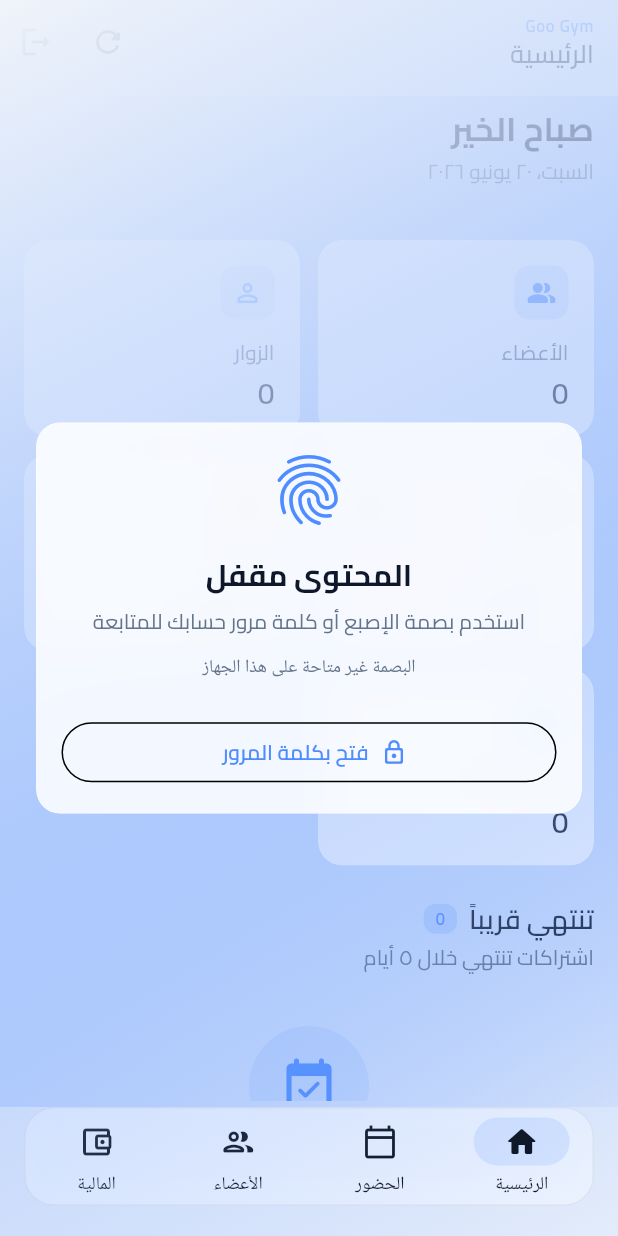
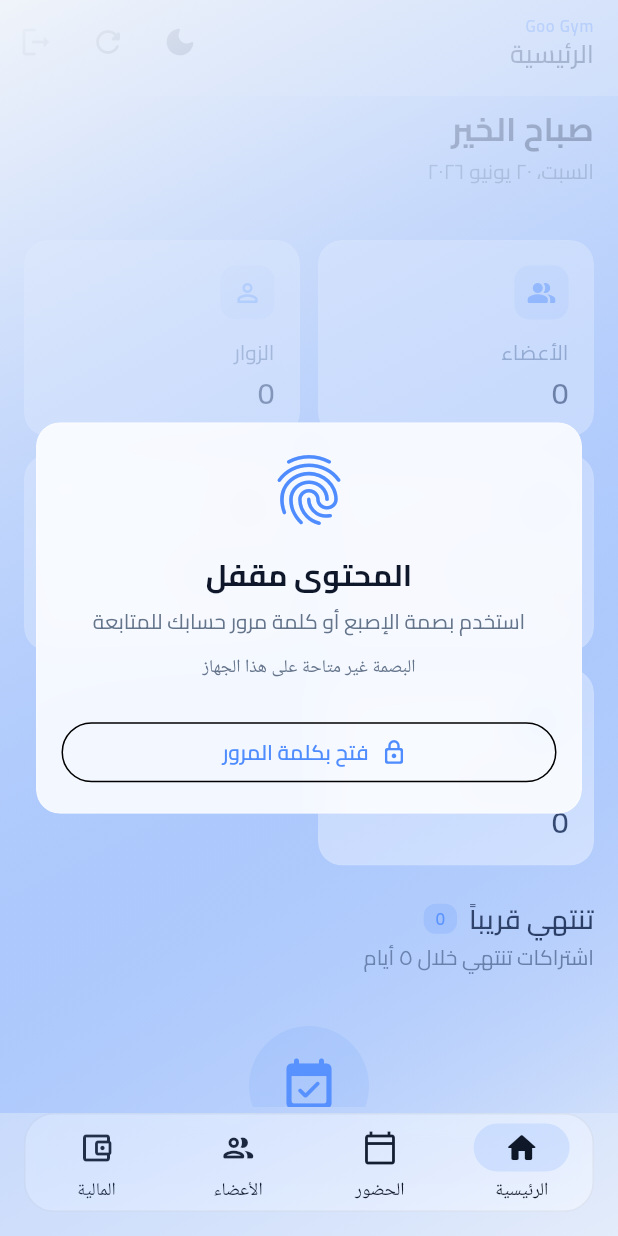
Before and after one commit to sherifElawdey/goo-gym-management, a Flutter app: the screen it shows once a user with an empty profile is signed in, on a phone screen of 412 x 824 dp. Run offline on Flutter 3.47's test engine with Material 3 defaults, Android fonts, the phone set to English and light mode, and no system bars; our stand-ins replace cloud_firestore, equatable, firebase_auth, firebase_core, firebase_messaging, fl_chart and 6 more; accounts and stored records are empty.

Commit message:
Add gender management and biometric authentication features
- Introduced gender selection functionality in user profiles and filters.
- Implemented biometric authentication for app security.
- Updated various files to support gender-based revenue tracking and user management.
- Added localization for new gender-related strings.

```diff
--- /dev/null
+++ b/lib/core/widgets/theme_mode_icon_buttons.dart
@@ -0,0 +1,24 @@
+import 'package:flutter/material.dart';
+import 'package:get/get.dart';
+import 'package:gym_pro_manager/core/controllers/theme_controller.dart';
+import 'package:gym_pro_manager/core/l10n/l10n_ext.dart';
+
+/// Single app-bar control that toggles light/dark theme.
+class ThemeModeIconButtons extends StatelessWidget {
+  const ThemeModeIconButtons({super.key});
+
+  @override
+  Widget build(BuildContext context) {
+    final l10n = context.l10n;
+    final controller = Get.find<ThemeController>();
+
+    return Obx(() {
+      final isDark = controller.isDark;
+      return IconButton(
+        onPressed: controller.toggleTheme,
+        icon: Icon(isDark ? Icons.light_mode_rounded : Icons.dark_mode_rounded),
+        tooltip: isDark ? l10n.themeLight : l10n.themeDark,
+      );
+    });
+  }
+}
--- a/lib/domain/entities/models.dart
+++ b/lib/domain/entities/models.dart
@@ -6,7 +6,7 @@ extension UserGenderFirestore on UserGender {
   String get firestoreValue => name;
 
   static UserGender fromFirestore(String? value) =>
-      value == 'female' ? UserGender.female : UserGender.male;
+      value?.trim().toLowerCase() == 'female' ? UserGender.female : UserGender.male;
 }
 
 class GymUser extends Equatable {
@@ -175,6 +175,8 @@ class GenderRevenueBreakdown extends Equatable {
 class DashboardStats extends Equatable {
   const DashboardStats({
     required this.totalMembers,
+    required this.maleMembers,
+    required this.femaleMembers,
     required this.totalNonMembers,
     required this.monthlyRevenue,
     required this.currentBalance,
@@ -183,6 +185,8 @@ class DashboardStats extends Equatable {
   });
 
   final int totalMembers;
+  final int maleMembers;
+  final int femaleMembers;
   final int totalNonMembers;
   final double monthlyRevenue;
   final double currentBalance;
@@ -192,6 +196,8 @@ class DashboardStats extends Equatable {
   @override
   List<Object?> get props => [
         totalMembers,
+        maleMembers,
+        femaleMembers,
         totalNonMembers,
         monthlyRevenue,
         currentBalance,
--- a/lib/domain/repositories/gym_repository.dart
+++ b/lib/domain/repositories/gym_repository.dart
@@ -40,7 +40,11 @@ abstract class GymRepository {
     required DateTime now,
   });
 
-  Future<List<GymUser>> loadUsers({String query = '', String filter = 'all'});
+  Future<List<GymUser>> loadUsers({
+    String query = '',
+    String filter = 'all',
+    String genderFilter = 'all',
+  });
 
   Future<void> addMember({
     required String name,
--- a/lib/features/dashboard/presentation/screens/home_dashboard_screen.dart
+++ b/lib/features/dashboard/presentation/screens/home_dashboard_screen.dart
@@ -3,8 +3,6 @@ import 'package:flutter_bloc/flutter_bloc.dart';
 import 'package:gym_pro_manager/core/l10n/l10n_ext.dart';
 import 'package:gym_pro_manager/core/theme/app_colors.dart';
 import 'package:gym_pro_manager/core/theme/app_spacing.dart';
-import 'package:gym_pro_manager/core/utils/app_logger.dart';
-import 'package:gym_pro_manager/core/utils/currency_formatter.dart';
 import 'package:gym_pro_manager/core/widgets/app_bottom_sheet.dart';
 import 'package:gym_pro_manager/core/widgets/app_empty_state.dart';
 import 'package:gym_pro_manager/core/widgets/app_error_view.dart';
@@ -15,8 +13,6 @@ import 'package:gym_pro_manager/core/widgets/kpi_stat_card.dart';
 import 'package:gym_pro_manager/domain/entities/models.dart';
 import 'package:gym_pro_manager/domain/repositories/gym_repository.dart';
 import 'package:gym_pro_manager/features/dashboard/presentation/cubit/dashboard_cubit.dart';
-import 'package:gym_pro_manager/features/dashboard/presentation/screens/kpi/kpi_balance_detail_screen.dart';
-import 'package:gym_pro_manager/features/dashboard/presentation/screens/kpi/kpi_revenue_detail_screen.dart';
 import 'package:gym_pro_manager/features/dashboard/presentation/screens/kpi/kpi_today_attendance_detail_screen.dart';
 import 'package:gym_pro_manager/features/dashboard/presentation/screens/kpi/kpi_users_list_detail_screen.dart';
 import 'package:gym_pro_manager/features/users/presentation/cubit/users_cubit.dart';
@@ -31,13 +27,11 @@ class HomeDashboardScreen extends StatefulWidget {
     required this.usersCubit,
     required this.onOpenMembersTab,
     required this.onOpenAttendanceTab,
-    required this.onOpenFinanceTab,
   });
 
   final UsersCubit usersCubit;
   final void Function(String filter) onOpenMembersTab;
   final VoidCallback onOpenAttendanceTab;
-  final VoidCallback onOpenFinanceTab;
 
   @override
   State<HomeDashboardScreen> createState() => _HomeDashboardScreenState();
@@ -240,31 +234,47 @@ class _HomeDashboardScreenState extends State<HomeDashboardScreen> {
                       ),
                     ),
                     (
-                      l10n.revenue,
-                      CurrencyFormatter.format(stats.monthlyRevenue),
-                      Icons.trending_up_rounded,
-                      AppColors.accentGreen,
-                      l10n.trendUp,
+                      l10n.maleMembers,
+                      '${stats.maleMembers}',
+                      Icons.male_rounded,
+                      AppColors.primary,
+                      null,
                       null,
                       () => Navigator.push(
                         context,
                         MaterialPageRoute<void>(
-                          builder: (_) => const KpiRevenueDetailScreen(),
+                          builder: (_) => KpiUsersListDetailScreen(
+                            title: l10n.maleMembers,
+                            filter: 'members',
+                            genderFilter: 'male',
+                            usersCubit: widget.usersCubit,
+                            onOpenMembersTab: () {
+                              widget.usersCubit.setMembersGenderFilter('male');
+                              widget.onOpenMembersTab('members');
+                            },
+                          ),
                         ),
                       ),
                     ),
                     (
-                      l10n.balance,
-                      CurrencyFormatter.format(stats.currentBalance),
-                      Icons.account_balance_wallet_rounded,
-                      AppColors.accentAmber,
+                      l10n.femaleMembers,
+                      '${stats.femaleMembers}',
+                      Icons.female_rounded,
+                      AppColors.accentRed,
                       null,
-                      stats.currentBalance >= 0 ? AppColors.accentGreen : AppColors.accentRed,
+                      null,
                       () => Navigator.push(
                         context,
                         MaterialPageRoute<void>(
-                          builder: (_) => KpiBalanceDetailScreen(
-                            onOpenFinanceTab: widget.onOpenFinanceTab,
+                          builder: (_) => KpiUsersListDetailScreen(
+                            title: l10n.femaleMembers,
+                            filter: 'members',
+                            genderFilter: 'female',
+                            usersCubit: widget.usersCubit,
+                            onOpenMembersTab: () {
+                              widget.usersCubit.setMembersGenderFilter('female');
+                              widget.onOpenMembersTab('members');
+                            },
                           ),
                         ),
                       ),
--- a/lib/features/dashboard/presentation/screens/main_shell_screen.dart
+++ b/lib/features/dashboard/presentation/screens/main_shell_screen.dart
@@ -2,11 +2,14 @@ import 'dart:ui';
 
 import 'package:flutter/material.dart';
 import 'package:flutter_bloc/flutter_bloc.dart';
+import 'package:get/get.dart';
 import 'package:gym_pro_manager/core/l10n/l10n_ext.dart';
 import 'package:gym_pro_manager/core/services/biometric_service.dart';
+import 'package:gym_pro_manager/core/controllers/theme_controller.dart';
 import 'package:gym_pro_manager/core/theme/app_colors.dart';
 import 'package:gym_pro_manager/core/theme/app_spacing.dart';
 import 'package:gym_pro_manager/core/widgets/branded_app_bar.dart';
+import 'package:gym_pro_manager/core/widgets/theme_mode_icon_buttons.dart';
 import 'package:gym_pro_manager/core/widgets/gradient_background.dart';
 import 'package:gym_pro_manager/features/attendance/presentation/cubit/attendance_cubit.dart';
 import 'package:gym_pro_manager/features/attendance/presentation/screens/attendance_screen.dart';
@@ -177,6 +180,7 @@ class _MainShellScreenState extends State<MainShellScreen> with WidgetsBindingOb
                 gymName: l10n.gymName,
                 actions: [
                   if (_index == 0) ...[
+                    const ThemeModeIconButtons(),
                     IconButton(
                       onPressed: () => shellContext.read<DashboardCubit>().load(),
                       icon: const Icon(Icons.refresh_rounded),
@@ -201,7 +205,6 @@ class _MainShellScreenState extends State<MainShellScreen> with WidgetsBindingOb
                           usersCubit: shellContext.read<UsersCubit>(),
                           onOpenMembersTab: (filter) => _openMembersTab(shellContext, filter),
                           onOpenAttendanceTab: () => _selectTab(1),
-                          onOpenFinanceTab: () => _selectTab(3),
                         ),
                         const AttendanceScreen(),
                         const UsersScreen(),
@@ -240,15 +243,23 @@ class _GlassNavBar extends StatelessWidget {
 
   @override
   Widget build(BuildContext context) {
+    final themeController = Get.find<ThemeController>();
+
+    return Obx(() {
+      final _ = themeController.themeMode.value;
+      final navBarColor = Get.isDarkMode
+          ? AppColors.surfaceDark.withValues(alpha: 0.95)
+          : AppColors.surfaceLight.withValues(alpha: 0.95);
+
       return Padding(
-      padding: const EdgeInsetsDirectional.fromSTEB(16, 0, 16, 20),
+        padding: const EdgeInsetsDirectional.fromSTEB(16, 0, 16, 16),
         child: ClipRRect(
           borderRadius: BorderRadius.circular(AppSpacing.radiusLg),
           child: BackdropFilter(
             filter: ImageFilter.blur(sigmaX: 16, sigmaY: 16),
             child: Container(
               decoration: BoxDecoration(
-              color: AppColors.surfaceLight.withValues(alpha: 0.95),
+                color: navBarColor,
                 borderRadius: BorderRadius.circular(AppSpacing.radiusLg),
                 border: Border.all(color: Colors.black.withValues(alpha: 0.06)),
                 boxShadow: [
@@ -292,5 +303,6 @@ class _GlassNavBar extends StatelessWidget {
           ),
         ),
       );
+    });
   }
 }
--- a/lib/l10n/app_ar.arb
+++ b/lib/l10n/app_ar.arb
@@ -214,12 +214,16 @@
   "gender": "الجنس",
   "genderMale": "ذكر",
   "genderFemale": "أنثى",
+  "maleMembers": "أعضاء ذكور",
+  "femaleMembers": "أعضاء إناث",
   "filterGenderAll": "كل الأجناس",
   "maleIncome": "إيراد الذكور",
   "femaleIncome": "إيراد الإناث",
   "migrateGenderToMale": "تعيين الجنس (ذكر) للأعضاء الحاليين",
   "migrateGenderConfirmTitle": "تحديث بيانات الجنس؟",
   "migrateGenderConfirmMessage": "سيتم تعيين جميع المستخدمين الحاليين كـ «ذكر».",
+  "themeLight": "الوضع الفاتح",
+  "themeDark": "الوضع الداكن",
   "migrateGenderSuccess": "تم تحديث {count} مستخدم",
   "@migrateGenderSuccess": {
     "placeholders": {
--- a/lib/l10n/app_localizations.dart
+++ b/lib/l10n/app_localizations.dart
@@ -1240,6 +1240,18 @@ abstract class AppLocalizations {
   /// **'أنثى'**
   String get genderFemale;
 
+  /// No description provided for @maleMembers.
+  ///
+  /// In ar, this message translates to:
+  /// **'أعضاء ذكور'**
+  String get maleMembers;
+
+  /// No description provided for @femaleMembers.
+  ///
+  /// In ar, this message translates to:
+  /// **'أعضاء إناث'**
+  String get femaleMembers;
+
   /// No description provided for @filterGenderAll.
   ///
   /// In ar, this message translates to:
@@ -1275,6 +1287,18 @@ abstract class AppLocalizations {
   /// In ar, this message translates to:
   /// **'سيتم تعيين جميع المستخدمين الحاليين كـ «ذكر».'**
   String get migrateGenderConfirmMessage;
+
+  /// No description provided for @themeLight.
+  ///
+  /// In ar, this message translates to:
+  /// **'الوضع الفاتح'**
+  String get themeLight;
+
+  /// No description provided for @themeDark.
+  ///
+  /// In ar, this message translates to:
+  /// **'الوضع الداكن'**
+  String get themeDark;
 
   /// No description provided for @migrateGenderSuccess.
   ///
--- a/lib/l10n/app_localizations_ar.dart
+++ b/lib/l10n/app_localizations_ar.dart
@@ -605,6 +605,12 @@ class AppLocalizationsAr extends AppLocalizations {
   String get genderFemale => 'أنثى';
 
   @override
+  String get maleMembers => 'أعضاء ذكور';
+
+  @override
+  String get femaleMembers => 'أعضاء إناث';
+
+  @override
   String get filterGenderAll => 'كل الأجناس';
 
   @override
@@ -624,6 +630,12 @@ class AppLocalizationsAr extends AppLocalizations {
       'سيتم تعيين جميع المستخدمين الحاليين كـ «ذكر».';
 
   @override
+  String get themeLight => 'الوضع الفاتح';
+
+  @override
+  String get themeDark => 'الوضع الداكن';
+
+  @override
   String migrateGenderSuccess(int count) {
     return 'تم تحديث $count مستخدم';
   }
--- a/lib/main.dart
+++ b/lib/main.dart
@@ -4,7 +4,10 @@ import 'package:firebase_core/firebase_core.dart';
 import 'package:gym_pro_manager/firebase_options.dart';
 import 'package:flutter/material.dart';
 import 'package:flutter_bloc/flutter_bloc.dart';
+import 'package:get/get.dart';
+import 'package:gym_pro_manager/core/controllers/theme_controller.dart';
 import 'package:gym_pro_manager/core/services/notification_service.dart';
+import 'package:shared_preferences/shared_preferences.dart';
 import 'package:gym_pro_manager/core/theme/app_theme.dart';
 import 'package:gym_pro_manager/core/widgets/app_loading_view.dart';
 import 'package:gym_pro_manager/core/widgets/gradient_background.dart';
@@ -26,6 +29,7 @@ Future<void> main() async {
 
     await Firebase.initializeApp(options: DefaultFirebaseOptions.currentPlatform);
     await configureDependencies();
+    Get.put(ThemeController(sl<SharedPreferences>()), permanent: true);
     runApp(const GooGymApp());
     unawaited(sl<NotificationService>().initialize());
   });
@@ -38,14 +42,17 @@ class GooGymApp extends StatelessWidget {
 
   @override
   Widget build(BuildContext context) {
+    final themeController = Get.find<ThemeController>();
+
     return BlocProvider(
       create: (_) => sl<AuthCubit>()..checkSession(),
-      child: MaterialApp(
+      child: Obx(
+        () => MaterialApp(
           title: 'Goo Gym',
           debugShowCheckedModeBanner: false,
           theme: AppTheme.lightTheme,
           darkTheme: AppTheme.darkTheme,
-        themeMode: ThemeMode.light,
+          themeMode: themeController.themeMode.value,
           locale: _locale,
           supportedLocales: AppLocalizations.supportedLocales,
           localizationsDelegates: AppLocalizations.localizationsDelegates,
@@ -68,6 +75,7 @@ class GooGymApp extends StatelessWidget {
             },
           ),
         ),
+      ),
     );
   }
 }
--- a/pubspec.yaml
+++ b/pubspec.yaml
@@ -16,7 +16,7 @@ publish_to: 'none' # Remove this line if you wish to publish to pub.dev
 # https://developer.apple.com/library/archive/documentation/General/Reference/InfoPlistKeyReference/Articles/CoreFoundationKeys.html
 # In Windows, build-name is used as the major, minor, and patch parts
 # of the product and file versions while build-number is used as the build suffix.
-version: 1.0.0+2
+version: 1.0.0+3
 
 environment:
   sdk: ^3.11.4
@@ -55,6 +55,7 @@ dependencies:
   rxdart: ^0.28.0
   uuid: ^4.5.1
   local_auth: ^2.3.0
+  get: ^4.7.2
 
 dev_dependencies:
   flutter_test:
```
Also changed, not shown: lib/core/controllers/theme_controller.dart (added, +53 -0 lines), lib/data/repositories/firebase_gym_repository.dart (+24 -2 lines), lib/features/dashboard/presentation/screens/kpi/kpi_users_list_detail_screen.dart (+6 -1 lines), lib/features/users/presentation/cubit/users_cubit.dart (+12 -7 lines), pubspec.lock, 2 other files. Lines whose indentation alone changed are shown as unchanged.
